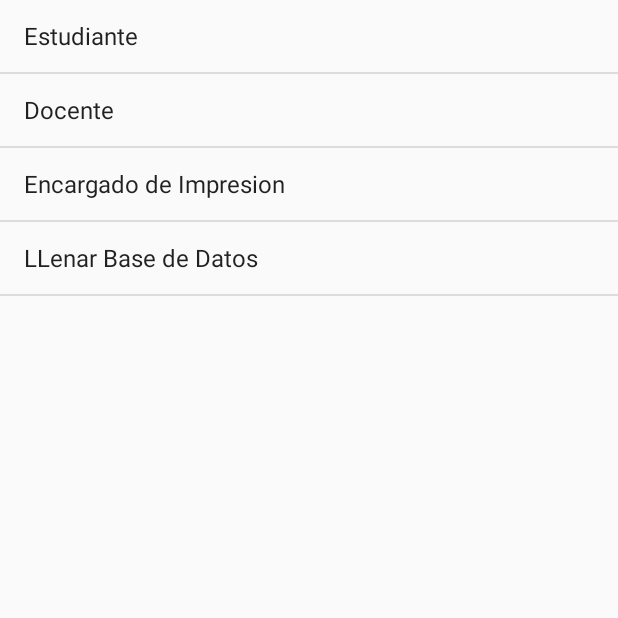
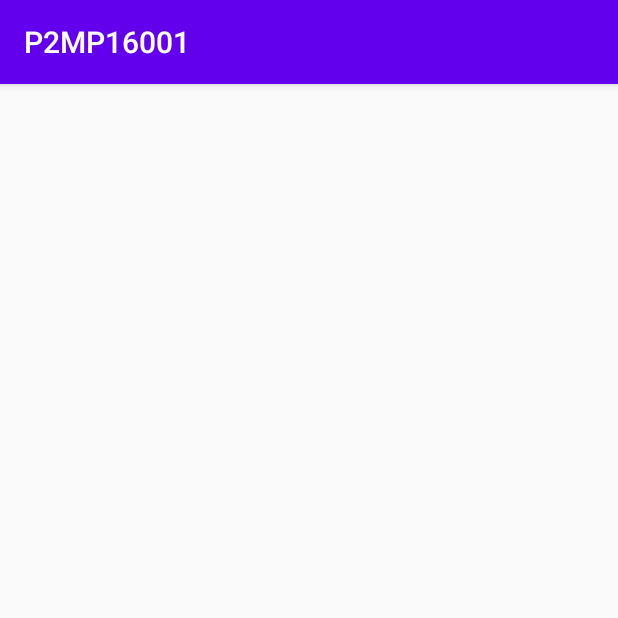
Before and after one commit to mikezxcv/PDM115, an Android app: the screen it shows after launch (MainActivity before the commit, DocenteMenuActivity after it), after a tap on "Docente", on a phone screen of 412 x 824 dp, the top half of it. Run offline under Robolectric (Android 15) with nearby library versions, the light colour scheme and no system bars.

Commit message:
Estructura menu

```diff
--- a/app/src/main/java/sv/edu/ues/fia/eisi/pdm115/MainActivity.java
+++ b/app/src/main/java/sv/edu/ues/fia/eisi/pdm115/MainActivity.java
@@ -31,23 +31,55 @@ public class MainActivity extends ListActivity {
     protected void onListItemClick(ListView l, View v, int position, long id) {
         super.onListItemClick(l, v, position, id);
         if(position!=3){
+            String nombreValue=activities[position];
+            if(position==0){
 
-            String nombreValue=activities[position];
 
                 try{
                     Class<?>
-                        clase=Class.forName("package sv.edu.ues.fia.eisi.pdm115."+nombreValue);
+                            clase=Class.forName("sv.edu.ues.fia.eisi.pdm115.estudiante."+nombreValue);
                     Intent inte = new Intent(this,clase);
                     this.startActivity(inte);
                 }catch(ClassNotFoundException e){
                     e.printStackTrace();
                 }
+
+            }
+            if(position==1){
+
+
+                try{
+                    Class<?>
+                            clase=Class.forName("sv.edu.ues.fia.eisi.pdm115.docente."+nombreValue);
+                    Intent inte = new Intent(this,clase);
+                    this.startActivity(inte);
+                }catch(ClassNotFoundException e){
+                    e.printStackTrace();
+                }
+
+            }
+            if(position==2){
+
+
+                try{
+                    Class<?>
+                            clase=Class.forName("sv.edu.ues.fia.eisi.pdm115.encargadoImpresion."+nombreValue);
+                    Intent inte = new Intent(this,clase);
+                    this.startActivity(inte);
+                }catch(ClassNotFoundException e){
+                    e.printStackTrace();
+                }
+
+            }
+
+
         }else{
             /*BDhelper.abrir();
             String tost=BDhelper.llenarBDCarnet();
             BDhelper.cerrar(); */
             Toast.makeText(this, "FALTA IMPLEMENTACION", Toast.LENGTH_SHORT).show();
         }
+
     }
 
 }
--- a/app/src/main/java/sv/edu/ues/fia/eisi/pdm115/encargadoImpresion/EncargadoImpresionesMenuActivity.java
+++ b/app/src/main/java/sv/edu/ues/fia/eisi/pdm115/encargadoImpresion/EncargadoImpresionesMenuActivity.java
@@ -3,6 +3,8 @@ package sv.edu.ues.fia.eisi.pdm115.encargadoImpresion;
 import androidx.appcompat.app.AppCompatActivity;
 
 import android.os.Bundle;
+
+import sv.edu.ues.fia.eisi.pdm115.R;
 
 public class EncargadoImpresionesMenuActivity extends AppCompatActivity {
 
--- a/app/src/main/java/sv/edu/ues/fia/eisi/pdm115/estudiante/EstudianteMenuActivity.java
+++ b/app/src/main/java/sv/edu/ues/fia/eisi/pdm115/estudiante/EstudianteMenuActivity.java
@@ -3,6 +3,8 @@ package sv.edu.ues.fia.eisi.pdm115.estudiante;
 import androidx.appcompat.app.AppCompatActivity;
 
 import android.os.Bundle;
+
+import sv.edu.ues.fia.eisi.pdm115.R;
 
 public class EstudianteMenuActivity extends AppCompatActivity {
 
--- a/app/src/main/res/layout/activity_docente_menu.xml
+++ b/app/src/main/res/layout/activity_docente_menu.xml
@@ -4,6 +4,4 @@
     xmlns:tools="http://schemas.android.com/tools"
     android:layout_width="match_parent"
     android:layout_height="match_parent"
-    tools:context="sv.edu.ues.fia.eisi.pdm115.docente.DocenteMenuActivity">
-
-</androidx.constraintlayout.widget.ConstraintLayout>
+    tools:context="sv.edu.ues.fia.eisi.pdm115.docente.DocenteMenuActivity"/>
--- a/app/src/main/res/layout/activity_encargado_impresiones_menu.xml
+++ b/app/src/main/res/layout/activity_encargado_impresiones_menu.xml
@@ -4,6 +4,4 @@
     xmlns:tools="http://schemas.android.com/tools"
     android:layout_width="match_parent"
     android:layout_height="match_parent"
-    tools:context="sv.edu.ues.fia.eisi.pdm115.encargadoImpresion.EncargadoImpresionesMenuActivity">
-
-</androidx.constraintlayout.widget.ConstraintLayout>
+    tools:context="sv.edu.ues.fia.eisi.pdm115.encargadoImpresion.EncargadoImpresionesMenuActivity"/>
--- a/app/src/main/res/layout/activity_estudiante_menu.xml
+++ b/app/src/main/res/layout/activity_estudiante_menu.xml
@@ -4,6 +4,4 @@
     xmlns:tools="http://schemas.android.com/tools"
     android:layout_width="match_parent"
     android:layout_height="match_parent"
-    tools:context="sv.edu.ues.fia.eisi.pdm115.estudiante.EstudianteMenuActivity">
-
-</androidx.constraintlayout.widget.ConstraintLayout>
+    tools:context="sv.edu.ues.fia.eisi.pdm115.estudiante.EstudianteMenuActivity"/>
```
Lines whose indentation alone changed are shown as unchanged.
